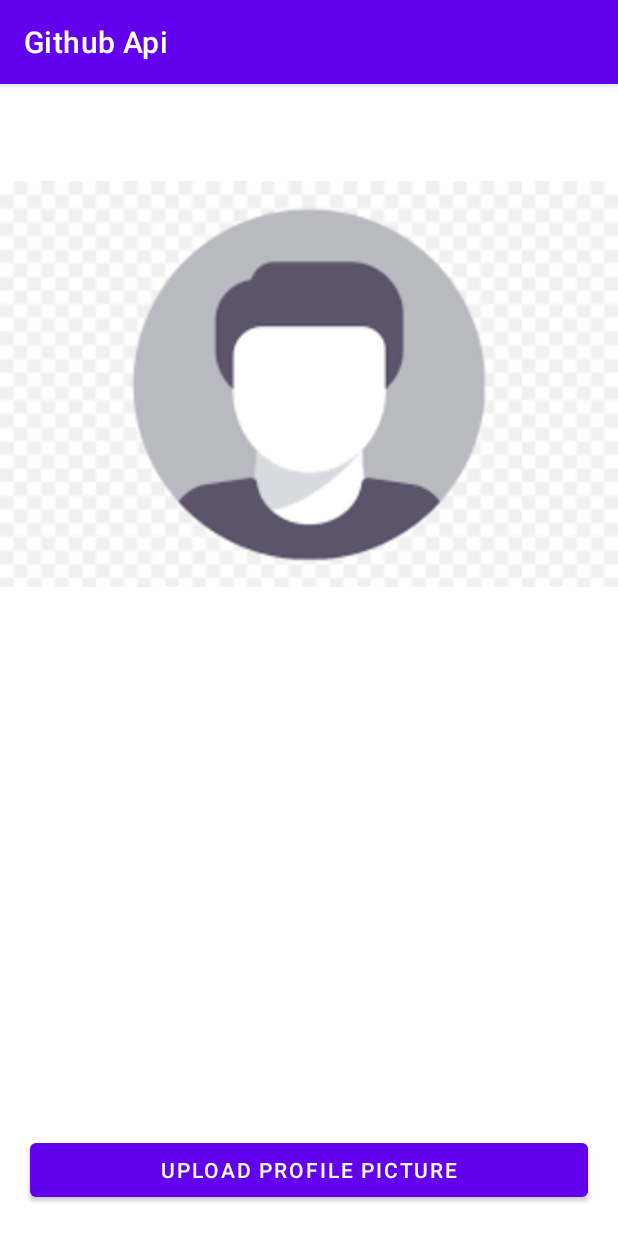
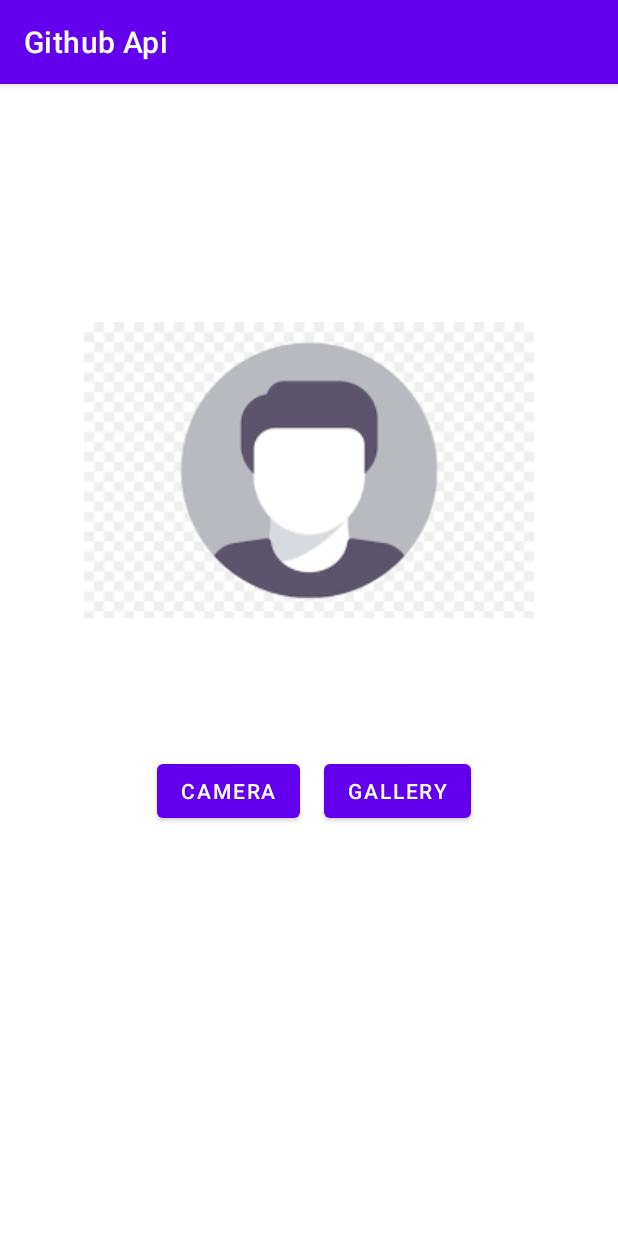
Before and after one commit to JAPHETHNYARANGA/NyarangaApp-Version4, an Android app: the ProfileActivity screen opened directly, with no data from a screen before it, on a phone screen of 412 x 824 dp. Run offline under Robolectric (Android 15) with nearby library versions, the phone set to English and light mode, and no system bars; our stand-ins replace Firebase (no records; nobody signed in at launch, a user with empty details on screens opened directly).

Commit message:
Refactored profile xml code

```diff
--- a/app/src/main/AndroidManifest.xml
+++ b/app/src/main/AndroidManifest.xml
@@ -3,14 +3,12 @@
     xmlns:tools="http://schemas.android.com/tools"
     package="com.moringaschool.nyaranga_social_app_version2">
 
-    <uses-feature
-        android:name="android.hardware.camera"
-        android:required="false" />
+
 
     <uses-permission android:name="android.permission.INTERNET" />
-    <uses-permission android:name="android.permission.CAMERA" />
-    <uses-permission android:name="android.permission.READ_EXTERNAL_STORAGE" />
-    <uses-permission android:name="android.permission.WRITE_EXTERNAL_STORAGE" />
+    <uses-permission android:name="android.permission.CAMERA"/>
+    <uses-permission android:name="android.permission.READ_EXTERNAL_STORAGE"/>
+    <uses-permission android:name="android.permission.WRITE_EXTERNAL_STORAGE"/>
 
     <application
         android:allowBackup="true"
@@ -22,7 +20,10 @@
         android:theme="@style/Theme.Nyarangasocialappversion2"
         tools:replace="android:appComponentFactory"
         tools:targetApi="p">
-        <activity android:name=".controller.ui.ProfileActivity"></activity>
+        <activity android:name=".controller.ui.ProfileActivity">
+
+
+        </activity>
         <activity android:name=".controller.ui.LoginActivity">
             <intent-filter>
                 <action android:name="android.intent.action.MAIN" />
--- a/app/src/main/java/com/moringaschool/nyaranga_social_app_version2/controller/ui/ProfileActivity.java
+++ b/app/src/main/java/com/moringaschool/nyaranga_social_app_version2/controller/ui/ProfileActivity.java
@@ -3,15 +3,20 @@ package com.moringaschool.nyaranga_social_app_version2.controller.ui;
 import androidx.annotation.NonNull;
 import androidx.annotation.Nullable;
 import androidx.appcompat.app.AppCompatActivity;
+import androidx.core.app.ActivityCompat;
+import androidx.core.content.ContextCompat;
 
+import android.Manifest;
 import android.app.Activity;
 import android.content.Intent;
+import android.content.pm.PackageManager;
 import android.graphics.Bitmap;
 import android.os.Bundle;
 import android.provider.MediaStore;
 import android.util.Base64;
 import android.util.Log;
 import android.view.View;
+import android.widget.Button;
 import android.widget.ImageView;
 import android.widget.Toast;
 
@@ -25,20 +30,46 @@ import com.moringaschool.nyaranga_social_app_version2.R;
 import java.io.ByteArrayOutputStream;
 
 public class ProfileActivity extends AppCompatActivity {
-    private StorageReference mstorageRef;
-    ImageView myimage;
+    public static final int CAMERA_PERM_CODE = 101;
+    public static final int CAMERA_REQUEST_CODE = 102;
+    public static final int GALLERY_REQUEST_CODE = 105;
+    ImageView selectedImage;
+    Button cameraBtn,galleryBtn;
+    String currentPhotoPath;
+    StorageReference storageReference;
+
     @Override
     protected void onCreate(Bundle savedInstanceState) {
         super.onCreate(savedInstanceState);
         setContentView(R.layout.activity_profile);
 
-       mstorageRef = FirebaseStorage.getInstance().getReference();
+        selectedImage = findViewById(R.id.displayImageView);
+        cameraBtn = findViewById(R.id.cameraBtn);
+        galleryBtn = findViewById(R.id.galleryBtn);
 
-       myimage = findViewById(R.id.myimage);
+        storageReference = FirebaseStorage.getInstance().getReference();
+
+
+        cameraBtn.setOnClickListener(new View.OnClickListener() {
+            @Override
+            public void onClick(View v) {
+                askCameraPermissions();
+            }
+        });
+
+        galleryBtn.setOnClickListener(v -> {
+            Intent gallery = new Intent(Intent.ACTION_PICK,MediaStore.Images.Media.EXTERNAL_CONTENT_URI);
+            startActivityForResult(gallery, GALLERY_REQUEST_CODE);
+        });
+
     }
-    public void uploadImage(View v){
-        Intent intent = new Intent(MediaStore.ACTION_IMAGE_CAPTURE);
-        startActivityForResult(intent,101);
+    private void askCameraPermissions() {
+        if(ContextCompat.checkSelfPermission(this, Manifest.permission.CAMERA) != PackageManager.PERMISSION_GRANTED){
+            ActivityCompat.requestPermissions(this,new String[] {Manifest.permission.CAMERA}, CAMERA_PERM_CODE);
+        }else {
+            dispatchTakePictureIntent();
+        }
+
     }
 
     @Override
--- a/app/src/main/res/layout/activity_profile.xml
+++ b/app/src/main/res/layout/activity_profile.xml
@@ -1,5 +1,5 @@
 <?xml version="1.0" encoding="utf-8"?>
-<RelativeLayout xmlns:android="http://schemas.android.com/apk/res/android"
+<androidx.constraintlayout.widget.ConstraintLayout xmlns:android="http://schemas.android.com/apk/res/android"
     xmlns:app="http://schemas.android.com/apk/res-auto"
     xmlns:tools="http://schemas.android.com/tools"
     android:layout_width="match_parent"
@@ -7,19 +7,34 @@
     tools:context=".controller.ui.ProfileActivity">
 
     <ImageView
-        android:id="@+id/myimage"
-        android:layout_width="match_parent"
-        android:layout_height="400dp"
-        android:src="@drawable/avatar" />
+        android:id="@+id/displayImageView"
+        android:layout_width="300dp"
+        android:layout_height="300dp"
+        app:layout_constraintBottom_toBottomOf="parent"
+        app:layout_constraintEnd_toEndOf="parent"
+        app:layout_constraintStart_toStartOf="parent"
+        app:layout_constraintTop_toTopOf="parent"
+        app:layout_constraintVertical_bias="0.23000002"
+        app:srcCompat="@drawable/avatar" />
+
     <Button
-        android:layout_width="match_parent"
+        android:id="@+id/cameraBtn"
+        android:layout_width="wrap_content"
         android:layout_height="wrap_content"
-        android:text="Upload Profile Picture"
-        android:layout_alignParentBottom="true"
-        android:layout_marginBottom="20dp"
-        android:layout_marginRight="20dp"
-        android:layout_marginLeft="20dp"
-        android:textColor="#fff"
-        android:onClick="uploadImage"
-        />
-</RelativeLayout>
+        android:layout_marginTop="40dp"
+        android:text="Camera"
+        app:layout_constraintEnd_toEndOf="parent"
+        app:layout_constraintHorizontal_bias="0.33"
+        app:layout_constraintStart_toStartOf="parent"
+        app:layout_constraintTop_toBottomOf="@+id/displayImageView" />
+
+    <Button
+        android:id="@+id/galleryBtn"
+        android:layout_width="wrap_content"
+        android:layout_height="wrap_content"
+        android:layout_marginStart="16dp"
+        android:text="Gallery"
+        app:layout_constraintBottom_toBottomOf="@+id/cameraBtn"
+        app:layout_constraintStart_toEndOf="@+id/cameraBtn"
+        app:layout_constraintTop_toTopOf="@+id/cameraBtn" />
+</androidx.constraintlayout.widget.ConstraintLayout>
```
